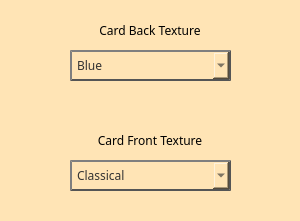
The window that Source/Setting.ui (Kenobichek/Blackjack) describes before a commit, drawn with Qt 5.
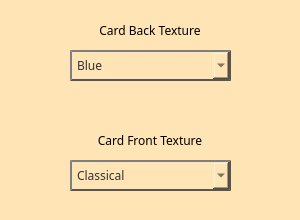
The same window after the commit. Icons and pictures are not drawn.

Diff of the .ui file:
```diff
--- a/Source/Setting.ui
+++ b/Source/Setting.ui
@@ -2,14 +2,38 @@
 <ui version="4.0">
  <class>SettingWindow</class>
  <widget class="QMainWindow" name="SettingWindow">
+  <property name="windowModality">
+   <enum>Qt::WindowModal</enum>
+  </property>
+  <property name="enabled">
+   <bool>true</bool>
+  </property>
   <property name="geometry">
    <rect>
     <x>0</x>
     <y>0</y>
     <width>300</width>
-    <height>221</height>
+    <height>220</height>
    </rect>
   </property>
+  <property name="sizePolicy">
+   <sizepolicy hsizetype="Fixed" vsizetype="Fixed">
+    <horstretch>0</horstretch>
+    <verstretch>0</verstretch>
+   </sizepolicy>
+  </property>
+  <property name="minimumSize">
+   <size>
+    <width>300</width>
+    <height>220</height>
+   </size>
+  </property>
+  <property name="maximumSize">
+   <size>
+    <width>300</width>
+    <height>220</height>
+   </size>
+  </property>
   <property name="windowTitle">
    <string>MainWindow</string>
   </property>
```
Left out of the diff: 4 changed lines with no effect on the pictures.
